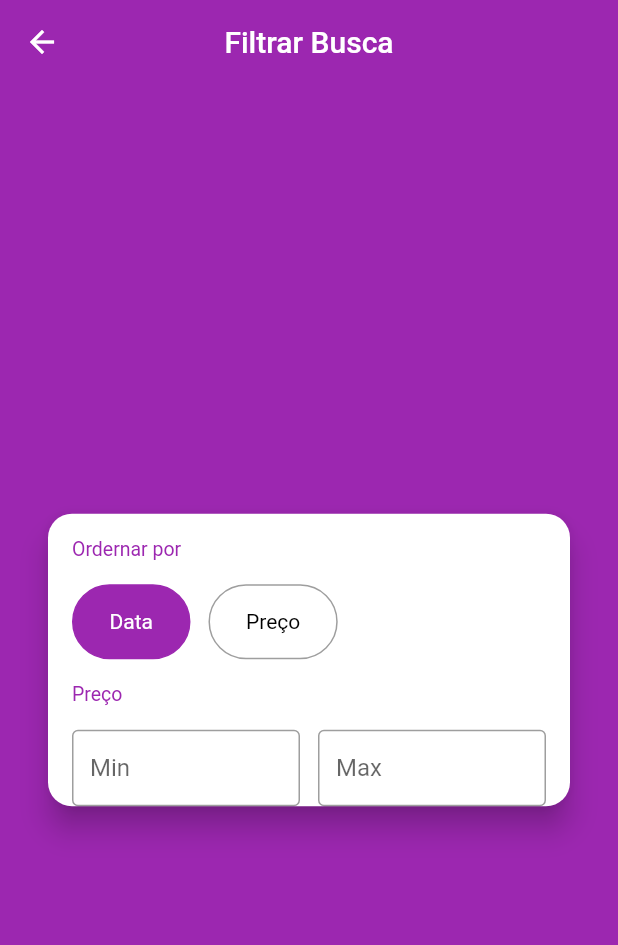
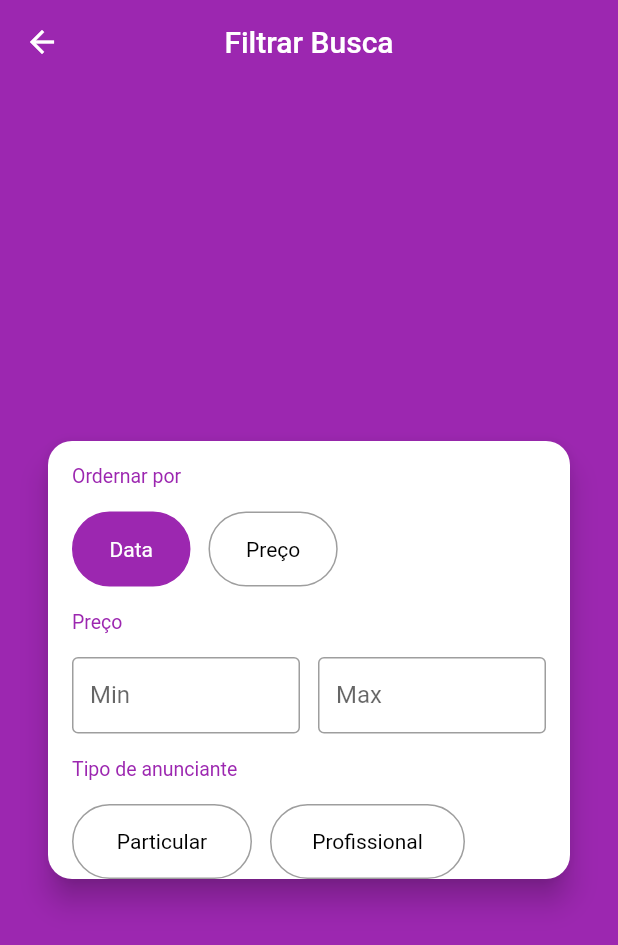
Before and after one commit to joaoconstancio1/olx_clone, a Flutter app: the FilterScreen screen opened directly, on a phone screen of 412 x 824 dp. Shown: the top 945 px of the screen. Run offline on Flutter 3.47's test engine with Material 2 defaults, Android fonts, the phone set to English and light mode, and no system bars; our stand-ins replace brasil_fields, dio, flutter_mobx, get_it, image_cropper, image_picker and 3 more; accounts and stored records are empty; generated files the repository leaves out were written again; network calls fail.

Commit message:
creating ad type field

```diff
--- /dev/null
+++ b/lib/screens/filter/components/vendor_type_field.dart
@@ -0,0 +1,98 @@
+import 'package:flutter/material.dart';
+import 'package:flutter_mobx/flutter_mobx.dart';
+import 'package:xlo_mobx/screens/filter/components/section_title.dart';
+import 'package:xlo_mobx/stores/filter_store.dart';
+
+class VendorTypeField extends StatelessWidget {
+  VendorTypeField(this.filter);
+
+  final FilterStore filter;
+
+  @override
+  Widget build(BuildContext context) {
+    return Column(
+      crossAxisAlignment: CrossAxisAlignment.stretch,
+      children: [
+        SectionTitle('Tipo de anunciante'),
+        Observer(builder: (_) {
+          return Wrap(
+            runSpacing: 4,
+            children: [
+              GestureDetector(
+                onTap: () {
+                  if (filter.isTypeParticular) {
+                    if (filter.isTypeProfessional)
+                      filter.resetVendorType(VENDOR_TYPE_PARTICULAR);
+                    else
+                      filter.selectVendorType(VENDOR_TYPE_PROFESSIONAL);
+                  } else {
+                    filter.setVendorType(VENDOR_TYPE_PARTICULAR);
+                  }
+                },
+                child: Container(
+                  height: 50,
+                  width: 120,
+                  decoration: BoxDecoration(
+                    borderRadius: BorderRadius.circular(25),
+                    color: filter.isTypeParticular
+                        ? Colors.purple
+                        : Colors.transparent,
+                    border: Border.all(
+                      color:
+                      filter.isTypeParticular ? Colors.purple : Colors.grey,
+                    ),
+                  ),
+                  alignment: Alignment.center,
+                  child: Text(
+                    'Particular',
+                    style: TextStyle(
+                      color:
+                      filter.isTypeParticular ? Colors.white : Colors.black,
+                    ),
+                  ),
+                ),
+              ),
+              const SizedBox(width: 12),
+              GestureDetector(
+                onTap: () {
+                  if (filter.isTypeProfessional) {
+                    if (filter.isTypeParticular)
+                      filter.resetVendorType(VENDOR_TYPE_PROFESSIONAL);
+                    else
+                      filter.selectVendorType(VENDOR_TYPE_PARTICULAR);
+                  } else {
+                    filter.setVendorType(VENDOR_TYPE_PROFESSIONAL);
+                  }
+                },
+                child: Container(
+                  height: 50,
+                  width: 130,
+                  decoration: BoxDecoration(
+                    borderRadius: BorderRadius.circular(25),
+                    color: filter.isTypeProfessional
+                        ? Colors.purple
+                        : Colors.transparent,
+                    border: Border.all(
+                      color: filter.isTypeProfessional
+                          ? Colors.purple
+                          : Colors.grey,
+                    ),
+                  ),
+                  alignment: Alignment.center,
+                  child: Text(
+                    'Profissional',
+                    style: TextStyle(
+                      color: filter.isTypeProfessional
+                          ? Colors.white
+                          : Colors.black,
+                    ),
+                  ),
+                ),
+              ),
+            ],
+          );
+        }),
+      ],
+    );
+  }
+}
--- a/lib/screens/filter/filter_screen.dart
+++ b/lib/screens/filter/filter_screen.dart
@@ -1,6 +1,7 @@
 import 'package:flutter/material.dart';
 import 'package:xlo_mobx/screens/filter/components/orderby_field.dart';
 import 'package:xlo_mobx/screens/filter/components/price_range_field.dart';
+import 'package:xlo_mobx/screens/filter/components/vendor_type_field.dart';
 import 'package:xlo_mobx/stores/filter_store.dart';
 
 class FilterScreen extends StatelessWidget {
@@ -25,7 +26,8 @@
               mainAxisSize: MainAxisSize.min,
               children: [
                 OrderByField(filter),
-                PriceRangeField(filter)
+                PriceRangeField(filter),
+                VendorTypeField(filter),
               ],
             ),
           ),
--- a/lib/stores/filter_store.dart
+++ b/lib/stores/filter_store.dart
@@ -3,6 +3,9 @@
 part 'filter_store.g.dart';
 
 enum OrderBy { DATE, PRICE }
+
+const VENDOR_TYPE_PARTICULAR = 1 << 0;
+const VENDOR_TYPE_PROFESSIONAL = 1 << 1;
 
 class FilterStore = _FilterStore with _$FilterStore;
 
@@ -30,4 +33,18 @@
       maxPrice != null && minPrice != null && maxPrice < minPrice
           ? 'Faixa de preço inválida'
           : null;
+
+  @observable
+  int vendorType = 0;
+
+  @action
+  void selectVendorType(int value) => vendorType = value;
+  void setVendorType(int type) => vendorType = vendorType |type;
+  void resetVendorType(int type) => vendorType = vendorType & ~type;
+
+
+  @computed
+  bool get isTypeParticular => (vendorType & VENDOR_TYPE_PARTICULAR) != 0;
+
+  bool get isTypeProfessional => (vendorType & VENDOR_TYPE_PROFESSIONAL) != 0;
 }
```
Also changed, not shown: lib/stores/filter_store.g.dart.
